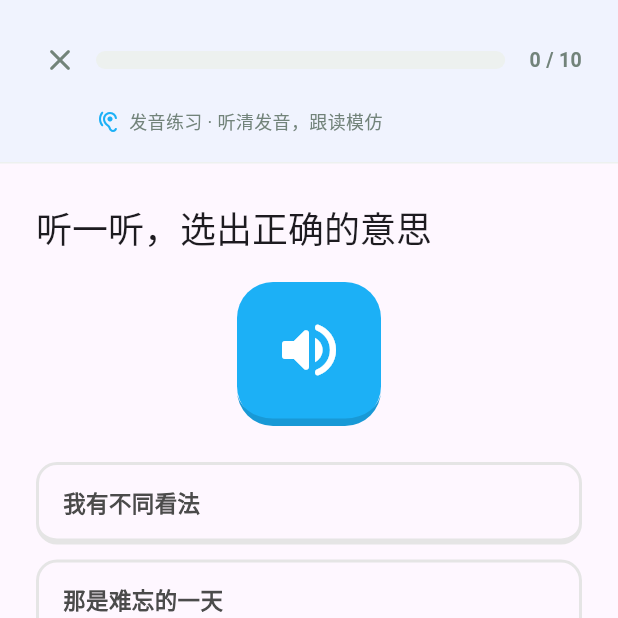
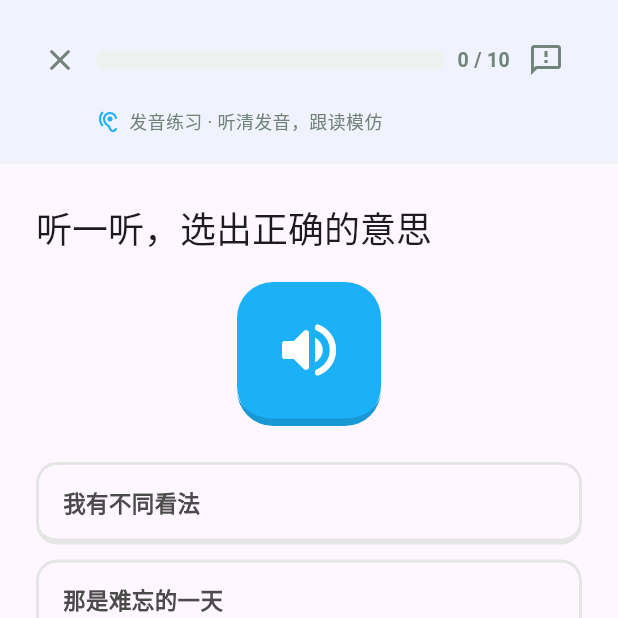
Before and after one commit to bartfj/GlobalVillage, a Flutter app: the SkillPracticePage screen opened directly with empty values, on a phone screen of 412 x 824 dp, the top half of it. Run offline on Flutter 3.47's test engine with Material 3 defaults, Android fonts, the phone set to English and light mode, and no system bars; our stand-ins replace audioplayers, flutter_riverpod, flutter_secure_storage, flutter_tts, go_router, hive and 2 more; missing offline and left inert: record, sherpa_onnx, unorm_dart; accounts and stored records are empty; statements that could not run were skipped; project files that could hold a hidden picture were left out.

Commit message:
Add a feedback button on the lesson and skill-practice pages.
Co-authored-by: Cursor <cursoragent@cursor.com>

```diff
--- a/lib/features/skill_practice/skill_practice_page.dart
+++ b/lib/features/skill_practice/skill_practice_page.dart
@@ -8,6 +8,7 @@ import '../../data/models/course.dart';
 import '../../data/models/skill_practice.dart';
 import '../../data/sources/learning_store.dart';
 import '../../data/sources/skill_practice_loader.dart';
+import '../feedback/feedback_dialog.dart';
 import '../lesson/widgets/answer_feedback_bar.dart';
 import '../lesson/widgets/exercise_widget_builder.dart';
 import '../lesson/widgets/lesson_style.dart';
@@ -373,7 +374,7 @@ class _SkillPracticePageState extends ConsumerState<SkillPracticePage> {
                             minHeight: 12,
                           ),
                         ),
-                        const SizedBox(width: 16),
+                        const SizedBox(width: 8),
                         Text(
                           '${state.totalCount - state.queue.length} / ${state.totalCount}',
                           style: const TextStyle(
@@ -381,6 +382,14 @@ class _SkillPracticePageState extends ConsumerState<SkillPracticePage> {
                             fontWeight: FontWeight.w700,
                             color: LessonColors.muted,
                           ),
+                        ),
+                        IconButton(
+                          icon: const Icon(
+                            Icons.feedback_outlined,
+                            color: LessonColors.muted,
+                          ),
+                          tooltip: '反馈问题',
+                          onPressed: () => showFeedbackDialog(context, ref),
                         ),
                       ],
                     ),
```
Also changed, not shown: lib/features/lesson/lesson_page.dart (+10 -1 lines), 1 other file.
